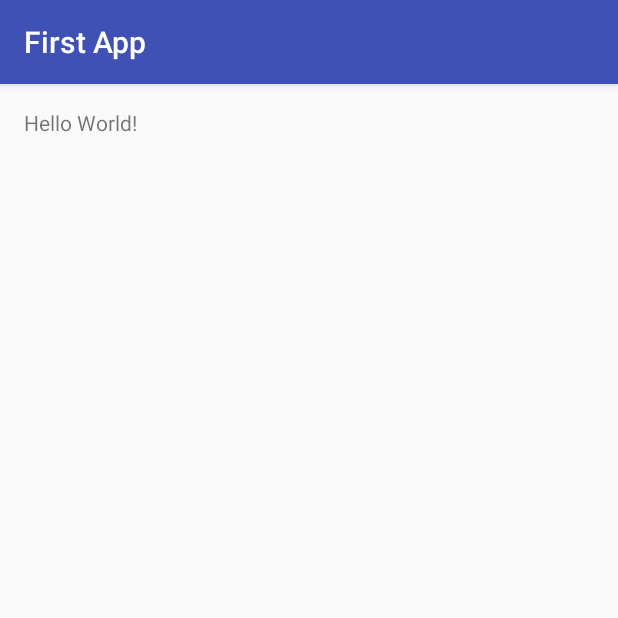
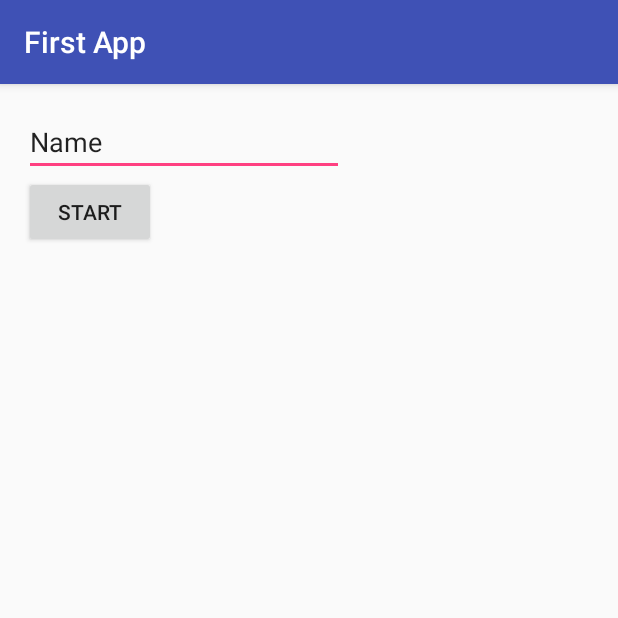
Before and after one commit to masiek93/AFirstApp, an Android app: the screen it shows after launch (MainActivity), on a phone screen of 412 x 824 dp, the top half of it. Run offline under Robolectric (Android 15) with nearby library versions, the phone set to English and light mode, and no system bars.

Commit message:
[Vogella introduction 10.7] textfield, button, popup

```diff
--- a/app/src/main/java/com/tomaszbartnik/firstapp/MainActivity.java
+++ b/app/src/main/java/com/tomaszbartnik/firstapp/MainActivity.java
@@ -1,7 +1,12 @@
 package com.tomaszbartnik.firstapp;
 
+import android.provider.SyncStateContract;
 import android.support.v7.app.AppCompatActivity;
 import android.os.Bundle;
+import android.util.Log;
+import android.view.View;
+import android.widget.EditText;
+import android.widget.Toast;
 
 public class MainActivity extends AppCompatActivity {
 
@@ -10,4 +15,13 @@ public class MainActivity extends AppCompatActivity {
         super.onCreate(savedInstanceState);
         setContentView(R.layout.activity_main);
     }
+
+    public void onClick (View view) {
+        EditText input = (EditText) findViewById(R.id.main_input);
+        String string = input.getText().toString();
+        Toast.makeText(this, string, Toast.LENGTH_LONG).show();
+/*        Toast.makeText(this, "Button 1 pressed",
+                Toast.LENGTH_LONG).show();*/
+    }
+
 }
--- a/app/src/main/res/layout/activity_main.xml
+++ b/app/src/main/res/layout/activity_main.xml
@@ -9,8 +9,26 @@
     android:paddingTop="@dimen/activity_vertical_margin"
     tools:context="com.tomaszbartnik.firstapp.MainActivity">
 
-    <TextView
+    <EditText
         android:layout_width="wrap_content"
         android:layout_height="wrap_content"
-        android:text="Hello World!" />
+        android:inputType="textPersonName"
+        android:text="Name"
+        android:ems="10"
+        android:layout_alignParentTop="true"
+        android:layout_alignParentLeft="true"
+        android:layout_alignParentStart="true"
+        android:id="@+id/main_input"
+        />
+
+    <Button
+        android:text="Start"
+        android:layout_width="wrap_content"
+        android:layout_height="wrap_content"
+        android:id="@+id/button1"
+        android:onClick="onClick"
+        android:layout_below="@+id/main_input"
+        android:layout_alignParentLeft="true"
+        android:layout_alignParentStart="true"
+        />
 </RelativeLayout>
--- a/build.gradle
+++ b/build.gradle
@@ -5,7 +5,7 @@ buildscript {
         jcenter()
     }
     dependencies {
-        classpath 'com.android.tools.build:gradle:1.5.0'
+        classpath 'com.android.tools.build:gradle:2.2.3'
 
         // NOTE: Do not place your application dependencies here; they belong
         // in the individual module build.gradle files
```
Also changed, not shown: gradle/wrapper/gradle-wrapper.properties.
